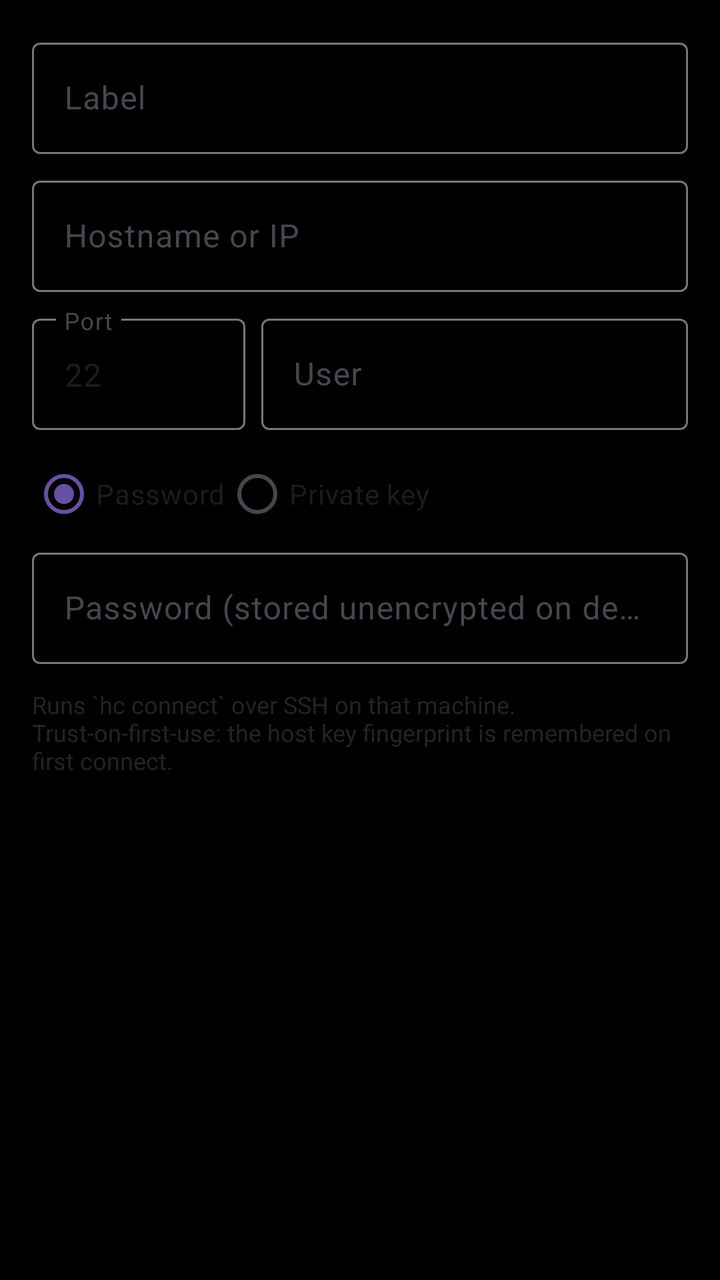
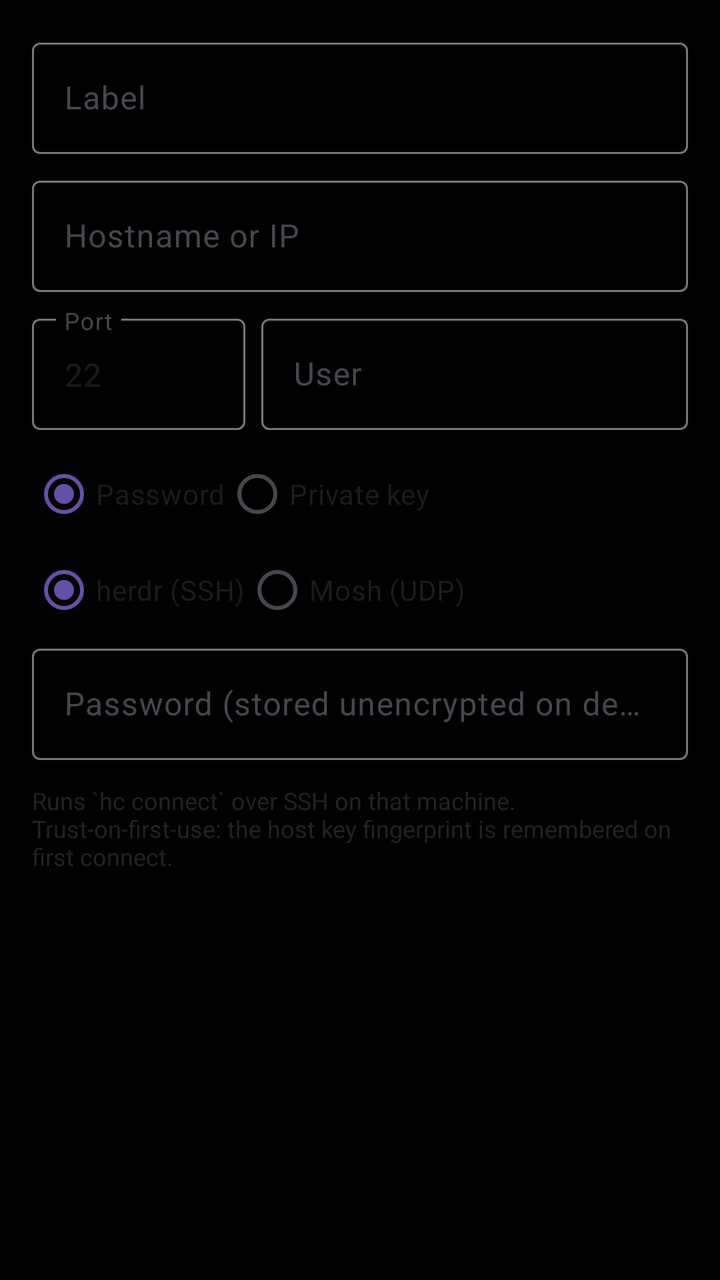

An Android layout rendered at two revisions. The XML below is the earlier revision; the diff shows what the commit changed to produce the second picture.
<!-- AndroidManifest.xml: application theme Theme.GhosttyDroid -->
<!-- res/layout/dialog_host.xml -->
<?xml version="1.0" encoding="utf-8"?>
<ScrollView xmlns:android="http://schemas.android.com/apk/res/android"
    android:layout_width="match_parent"
    android:layout_height="wrap_content">

    <LinearLayout
        android:layout_width="match_parent"
        android:layout_height="wrap_content"
        android:orientation="vertical"
        android:padding="16dp">

        <com.google.android.material.textfield.TextInputLayout
            android:layout_width="match_parent"
            android:layout_height="wrap_content"
            android:hint="Label">
            <com.google.android.material.textfield.TextInputEditText
                android:id="@+id/f_name"
                android:layout_width="match_parent"
                android:layout_height="wrap_content"
                android:inputType="text" />
        </com.google.android.material.textfield.TextInputLayout>

        <com.google.android.material.textfield.TextInputLayout
            android:layout_width="match_parent"
            android:layout_height="wrap_content"
            android:layout_marginTop="8dp"
            android:hint="Hostname or IP">
            <com.google.android.material.textfield.TextInputEditText
                android:id="@+id/f_hostname"
                android:layout_width="match_parent"
                android:layout_height="wrap_content"
                android:inputType="text" />
        </com.google.android.material.textfield.TextInputLayout>

        <LinearLayout
            android:layout_width="match_parent"
            android:layout_height="wrap_content"
            android:orientation="horizontal">

            <com.google.android.material.textfield.TextInputLayout
                android:layout_width="0dp"
                android:layout_height="wrap_content"
                android:layout_weight="1"
                android:layout_marginTop="8dp"
                android:layout_marginEnd="8dp"
                android:hint="Port">
                <com.google.android.material.textfield.TextInputEditText
                    android:id="@+id/f_port"
                    android:layout_width="match_parent"
                    android:layout_height="wrap_content"
                    android:inputType="number"
                    android:text="22" />
            </com.google.android.material.textfield.TextInputLayout>

            <com.google.android.material.textfield.TextInputLayout
                android:layout_width="0dp"
                android:layout_height="wrap_content"
                android:layout_weight="2"
                android:layout_marginTop="8dp"
                android:hint="User">
                <com.google.android.material.textfield.TextInputEditText
                    android:id="@+id/f_user"
                    android:layout_width="match_parent"
                    android:layout_height="wrap_content"
                    android:inputType="text" />
            </com.google.android.material.textfield.TextInputLayout>
        </LinearLayout>

        <RadioGroup
            android:id="@+id/f_auth"
            android:layout_width="match_parent"
            android:layout_height="wrap_content"
            android:layout_marginTop="8dp"
            android:orientation="horizontal">
            <RadioButton
                android:id="@+id/f_auth_password"
                android:layout_width="wrap_content"
                android:layout_height="wrap_content"
                android:checked="true"
                android:text="Password" />
            <RadioButton
                android:id="@+id/f_auth_key"
                android:layout_width="wrap_content"
                android:layout_height="wrap_content"
                android:text="Private key" />
        </RadioGroup>

        <com.google.android.material.textfield.TextInputLayout
            android:id="@+id/f_password_layout"
            android:layout_width="match_parent"
            android:layout_height="wrap_content"
            android:hint="Password (stored unencrypted on device)">
            <com.google.android.material.textfield.TextInputEditText
                android:id="@+id/f_password"
                android:layout_width="match_parent"
                android:layout_height="wrap_content"
                android:inputType="textPassword" />
        </com.google.android.material.textfield.TextInputLayout>

        <LinearLayout
            android:id="@+id/f_key_layout"
            android:layout_width="match_parent"
            android:layout_height="wrap_content"
            android:orientation="vertical"
            android:visibility="gone">

            <com.google.android.material.button.MaterialButton
                android:id="@+id/f_pick_key"
                android:layout_width="match_parent"
                android:layout_height="wrap_content"
                android:text="Choose key file…" />

            <TextView
                android:id="@+id/f_key_path"
                android:layout_width="match_parent"
                android:layout_height="wrap_content"
                android:alpha="0.7"
                android:textSize="12sp"
                android:singleLine="true"
                android:ellipsize="middle" />

            <com.google.android.material.textfield.TextInputLayout
                android:layout_width="match_parent"
                android:layout_height="wrap_content"
                android:layout_marginTop="8dp"
                android:hint="Key passphrase (optional)">
                <com.google.android.material.textfield.TextInputEditText
                    android:id="@+id/f_key_passphrase"
                    android:layout_width="match_parent"
                    android:layout_height="wrap_content"
                    android:inputType="textPassword" />
            </com.google.android.material.textfield.TextInputLayout>
        </LinearLayout>

        <TextView
            android:layout_width="match_parent"
            android:layout_height="wrap_content"
            android:layout_marginTop="12dp"
            android:alpha="0.5"
            android:textSize="12sp"
            android:text="Runs `hc connect` over SSH on that machine. Trust-on-first-use: the host key fingerprint is remembered on first connect." />
    </LinearLayout>
</ScrollView>
<!-- resources referenced by this layout -->
<resources>
  <style name="Theme.GhosttyDroid" parent="Theme.Material3.DayNight.NoActionBar">
          <item name="android:windowBackground">@android:color/black</item>
      </style>
</resources>

<!-- the commit's change to res/layout/dialog_host.xml (unified diff, before → after) -->
@@ -85,6 +85,24 @@
                 android:text="Private key" />
         </RadioGroup>
 
+        <RadioGroup
+            android:id="@+id/f_transport"
+            android:layout_width="match_parent"
+            android:layout_height="wrap_content"
+            android:orientation="horizontal">
+            <RadioButton
+                android:id="@+id/f_transport_ssh"
+                android:layout_width="wrap_content"
+                android:layout_height="wrap_content"
+                android:checked="true"
+                android:text="herdr (SSH)" />
+            <RadioButton
+                android:id="@+id/f_transport_mosh"
+                android:layout_width="wrap_content"
+                android:layout_height="wrap_content"
+                android:text="Mosh (UDP)" />
+        </RadioGroup>
+
         <com.google.android.material.textfield.TextInputLayout
             android:id="@+id/f_password_layout"
             android:layout_width="match_parent"
